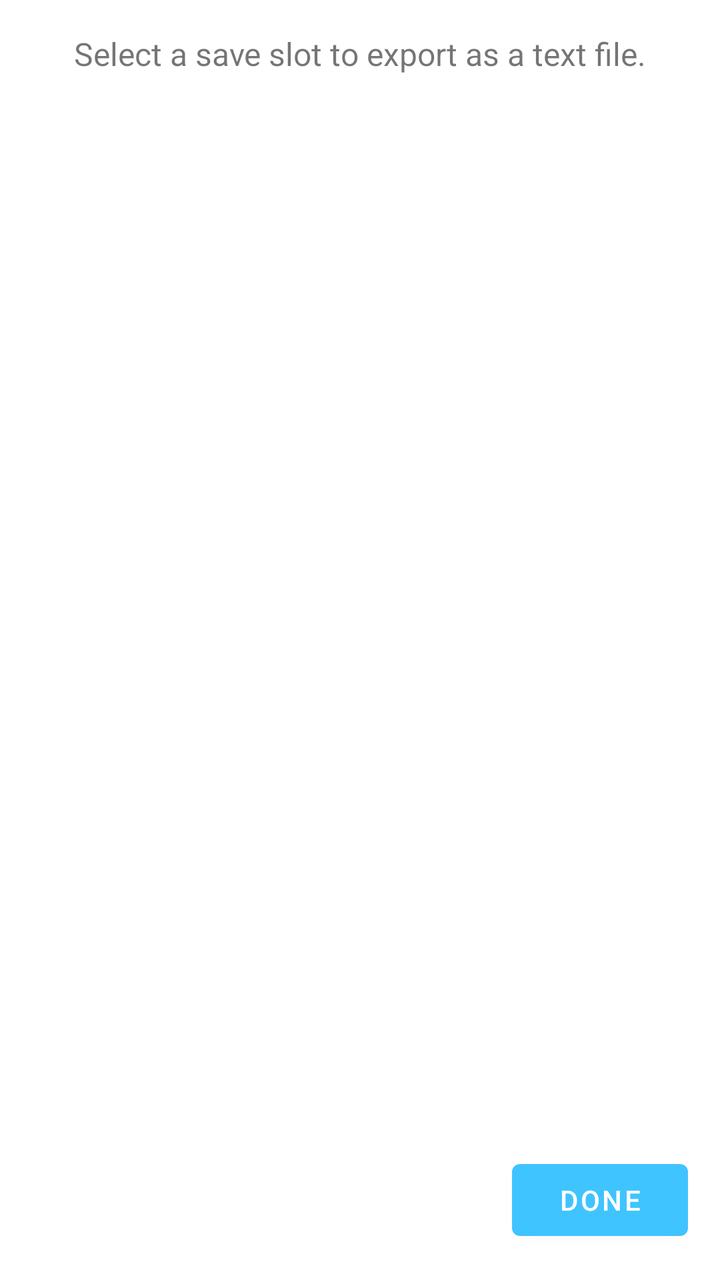
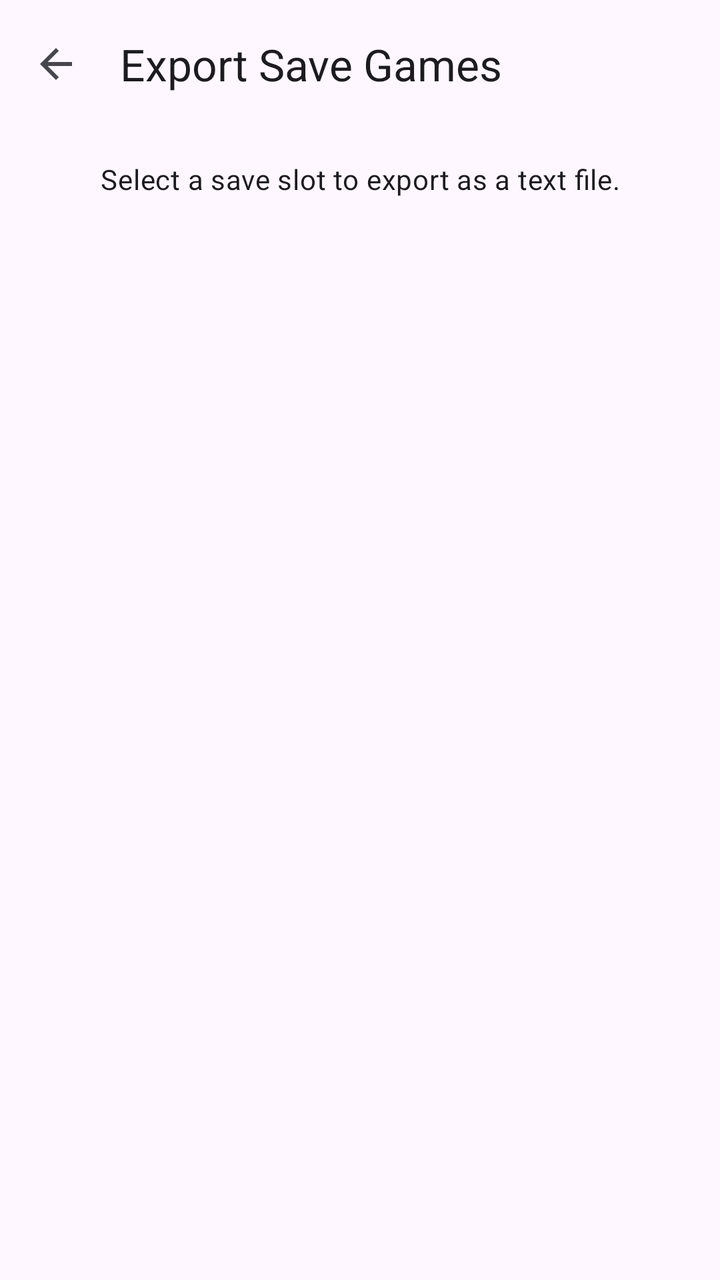

Before-and-after screenshots of an Android layout around one commit, followed by the original layout XML and the change that was made.
<!-- AndroidManifest.xml: application theme AppTheme -->
<!-- res/layout/activity_save_export.xml -->
<?xml version="1.0" encoding="utf-8"?>
<androidx.constraintlayout.widget.ConstraintLayout xmlns:android="http://schemas.android.com/apk/res/android"
    xmlns:app="http://schemas.android.com/apk/res-auto"
    android:layout_width="match_parent"
    android:layout_height="match_parent"
    android:padding="16dp">

    <TextView
        android:id="@+id/header_text"
        android:layout_width="0dp"
        android:layout_height="wrap_content"
        android:text="@string/save_export_header"
        android:textAlignment="center"
        android:textSize="16sp"
        app:layout_constraintEnd_toEndOf="parent"
        app:layout_constraintStart_toStartOf="parent"
        app:layout_constraintTop_toTopOf="parent" />

    <ProgressBar
        android:id="@+id/loading_progress"
        style="?android:attr/progressBarStyle"
        android:layout_width="wrap_content"
        android:layout_height="wrap_content"
        android:visibility="gone"
        app:layout_constraintBottom_toTopOf="@+id/done_button"
        app:layout_constraintEnd_toEndOf="parent"
        app:layout_constraintStart_toStartOf="parent"
        app:layout_constraintTop_toBottomOf="@+id/header_text" />

    <androidx.recyclerview.widget.RecyclerView
        android:id="@+id/saves_recycler_view"
        android:layout_width="0dp"
        android:layout_height="0dp"
        android:layout_marginTop="16dp"
        android:layout_marginBottom="16dp"
        android:visibility="gone"
        app:layout_constraintBottom_toTopOf="@+id/done_button"
        app:layout_constraintEnd_toEndOf="parent"
        app:layout_constraintStart_toStartOf="parent"
        app:layout_constraintTop_toBottomOf="@+id/header_text" />

    <TextView
        android:id="@+id/empty_text"
        android:layout_width="wrap_content"
        android:layout_height="wrap_content"
        android:text="@string/save_export_empty"
        android:textColor="?android:attr/textColorSecondary"
        android:visibility="gone"
        app:layout_constraintBottom_toTopOf="@+id/done_button"
        app:layout_constraintEnd_toEndOf="parent"
        app:layout_constraintStart_toStartOf="parent"
        app:layout_constraintTop_toBottomOf="@+id/header_text" />

    <Button
        android:id="@+id/done_button"
        android:layout_width="wrap_content"
        android:layout_height="wrap_content"
        android:text="@string/save_export_done"
        app:layout_constraintBottom_toBottomOf="parent"
        app:layout_constraintEnd_toEndOf="parent" />

</androidx.constraintlayout.widget.ConstraintLayout>
<!-- resources referenced by this layout -->
<resources>
  <string name="save_export_done">Done</string>
  <string name="save_export_empty">No save data found. Start the game and save at least once.</string>
  <string name="save_export_header">Select a save slot to export as a text file.</string>
  <style name="AppTheme" parent="Theme.MaterialComponents.DayNight.NoActionBar">
          
          <item name="colorPrimary">@color/colorPrimary</item>
          <item name="colorPrimaryDark">@color/colorPrimaryDark</item>
          <item name="colorAccent">@color/colorAccent</item>
      </style>
  <color name="colorPrimary">#40C4FF</color>
  <color name="colorPrimaryDark">#448AFF</color>
  <color name="colorAccent">#40C4FF</color>
</resources>

<!-- the commit's change to res/layout/activity_save_export.xml (unified diff, before → after) -->
@@ -1,62 +1,78 @@
 <?xml version="1.0" encoding="utf-8"?>
-<androidx.constraintlayout.widget.ConstraintLayout xmlns:android="http://schemas.android.com/apk/res/android"
+<androidx.coordinatorlayout.widget.CoordinatorLayout xmlns:android="http://schemas.android.com/apk/res/android"
     xmlns:app="http://schemas.android.com/apk/res-auto"
     android:layout_width="match_parent"
-    android:layout_height="match_parent"
-    android:padding="16dp">
+    android:layout_height="match_parent">
 
-    <TextView
-        android:id="@+id/header_text"
-        android:layout_width="0dp"
+    <com.google.android.material.appbar.AppBarLayout
+        android:layout_width="match_parent"
         android:layout_height="wrap_content"
-        android:text="@string/save_export_header"
-        android:textAlignment="center"
-        android:textSize="16sp"
-        app:layout_constraintEnd_toEndOf="parent"
-        app:layout_constraintStart_toStartOf="parent"
-        app:layout_constraintTop_toTopOf="parent" />
+        android:fitsSystemWindows="true">
 
-    <ProgressBar
-        android:id="@+id/loading_progress"
-        style="?android:attr/progressBarStyle"
-        android:layout_width="wrap_content"
-        android:layout_height="wrap_content"
-        android:visibility="gone"
-        app:layout_constraintBottom_toTopOf="@+id/done_button"
-        app:layout_constraintEnd_toEndOf="parent"
-        app:layout_constraintStart_toStartOf="parent"
-        app:layout_constraintTop_toBottomOf="@+id/header_text" />
+        <com.google.android.material.appbar.MaterialToolbar
+            android:id="@+id/toolbar"
+            android:layout_width="match_parent"
+            android:layout_height="?attr/actionBarSize"
+            app:navigationContentDescription="@string/back"
+            app:navigationIcon="@drawable/ic_arrow_back"
+            app:title="@string/export_saves_button" />
 
-    <androidx.recyclerview.widget.RecyclerView
-        android:id="@+id/saves_recycler_view"
-        android:layout_width="0dp"
-        android:layout_height="0dp"
-        android:layout_marginTop="16dp"
-        android:layout_marginBottom="16dp"
-        android:visibility="gone"
-        app:layout_constraintBottom_toTopOf="@+id/done_button"
-        app:layout_constraintEnd_toEndOf="parent"
-        app:layout_constraintStart_toStartOf="parent"
-        app:layout_constraintTop_toBottomOf="@+id/header_text" />
+    </com.google.android.material.appbar.AppBarLayout>
 
-    <TextView
-        android:id="@+id/empty_text"
-        android:layout_width="wrap_content"
-        android:layout_height="wrap_content"
-        android:text="@string/save_export_empty"
-        android:textColor="?android:attr/textColorSecondary"
-        android:visibility="gone"
-        app:layout_constraintBottom_toTopOf="@+id/done_button"
-        app:layout_constraintEnd_toEndOf="parent"
-        app:layout_constraintStart_toStartOf="parent"
-        app:layout_constraintTop_toBottomOf="@+id/header_text" />
+    <androidx.constraintlayout.widget.ConstraintLayout
+        android:id="@+id/content"
+        android:layout_width="match_parent"
+        android:layout_height="match_parent"
+        android:padding="16dp"
+        app:layout_behavior="@string/appbar_scrolling_view_behavior">
 
-    <Button
-        android:id="@+id/done_button"
-        android:layout_width="wrap_content"
-        android:layout_height="wrap_content"
-        android:text="@string/save_export_done"
-        app:layout_constraintBottom_toBottomOf="parent"
-        app:layout_constraintEnd_toEndOf="parent" />
+        <TextView
+            android:id="@+id/header_text"
+            android:layout_width="0dp"
+            android:layout_height="wrap_content"
+            android:text="@string/save_export_header"
+            android:textAlignment="center"
+            android:textAppearance="?attr/textAppearanceBodyMedium"
+            app:layout_constraintEnd_toEndOf="parent"
+            app:layout_constraintStart_toStartOf="parent"
+            app:layout_constraintTop_toTopOf="parent" />
 
-</androidx.constraintlayout.widget.ConstraintLayout>
+        <com.google.android.material.progressindicator.CircularProgressIndicator
+            android:id="@+id/loading_progress"
+            android:layout_width="wrap_content"
+            android:layout_height="wrap_content"
+            android:indeterminate="true"
+            android:visibility="gone"
+            app:layout_constraintBottom_toBottomOf="parent"
+            app:layout_constraintEnd_toEndOf="parent"
+            app:layout_constraintStart_toStartOf="parent"
+            app:layout_constraintTop_toBottomOf="@+id/header_text" />
+
+        <androidx.recyclerview.widget.RecyclerView
+            android:id="@+id/saves_recycler_view"
+            android:layout_width="0dp"
+            android:layout_height="0dp"
+            android:layout_marginTop="16dp"
+            android:clipToPadding="false"
+            android:visibility="gone"
+            app:layout_constraintBottom_toBottomOf="parent"
+            app:layout_constraintEnd_toEndOf="parent"
+            app:layout_constraintStart_toStartOf="parent"
+            app:layout_constraintTop_toBottomOf="@+id/header_text" />
+
+        <TextView
+            android:id="@+id/empty_text"
+            android:layout_width="wrap_content"
+            android:layout_height="wrap_content"
+            android:text="@string/save_export_empty"
+            android:textAppearance="?attr/textAppearanceBodyMedium"
+            android:textColor="?attr/colorOnSurfaceVariant"
+            android:visibility="gone"
+            app:layout_constraintBottom_toBottomOf="parent"
+            app:layout_constraintEnd_toEndOf="parent"
+            app:layout_constraintStart_toStartOf="parent"
+            app:layout_constraintTop_toBottomOf="@+id/header_text" />
+
+    </androidx.constraintlayout.widget.ConstraintLayout>
+
+</androidx.coordinatorlayout.widget.CoordinatorLayout>
<!-- resource entries referenced after the edit -->
@@ -1,16 +1,38 @@
 <!-- resources referenced by this layout -->
 <resources>
-  <string name="save_export_done">Done</string>
+  <!-- drawable ic_arrow_back (drawable) -->
+  <vector xmlns:android="http://schemas.android.com/apk/res/android"
+      android:width="24dp"
+      android:height="24dp"
+      android:viewportWidth="24"
+      android:viewportHeight="24"
+      android:autoMirrored="true"
+      android:tint="?attr/colorControlNormal">
+      <path
+          android:fillColor="@android:color/black"
+          android:pathData="M20,11H7.83l5.59,-5.59L12,4l-8,8 8,8 1.41,-1.41L7.83,13H20v-2z"/>
+  </vector>
+  <string name="back">Back</string>
+  <string name="export_saves_button">Export Save Games</string>
   <string name="save_export_empty">No save data found. Start the game and save at least once.</string>
   <string name="save_export_header">Select a save slot to export as a text file.</string>
-  <style name="AppTheme" parent="Theme.MaterialComponents.DayNight.NoActionBar">
-          
+  <style name="AppTheme" parent="Theme.Material3.DayNight.NoActionBar">
           <item name="colorPrimary">@color/colorPrimary</item>
-          <item name="colorPrimaryDark">@color/colorPrimaryDark</item>
-          <item name="colorAccent">@color/colorAccent</item>
+          <item name="colorOnPrimary">@color/colorOnPrimary</item>
+          <item name="colorPrimaryContainer">@color/colorPrimaryContainer</item>
+          <item name="colorOnPrimaryContainer">@color/colorOnPrimaryContainer</item>
+          <item name="colorSecondary">@color/colorSecondary</item>
+          <item name="colorOnSecondary">@color/colorOnSecondary</item>
+          <item name="colorSecondaryContainer">@color/colorSecondaryContainer</item>
+          <item name="colorOnSecondaryContainer">@color/colorOnSecondaryContainer</item>
       </style>
-  <color name="colorPrimary">#40C4FF</color>
-  <color name="colorPrimaryDark">#448AFF</color>
-  <color name="colorAccent">#40C4FF</color>
+  <color name="colorPrimary">#006783</color>
+  <color name="colorOnPrimary">#FFFFFF</color>
+  <color name="colorPrimaryContainer">#BBE9FF</color>
+  <color name="colorOnPrimaryContainer">#001F2A</color>
+  <color name="colorSecondary">#4D616C</color>
+  <color name="colorOnSecondary">#FFFFFF</color>
+  <color name="colorSecondaryContainer">#D0E6F2</color>
+  <color name="colorOnSecondaryContainer">#081E28</color>
 </resources>
 
